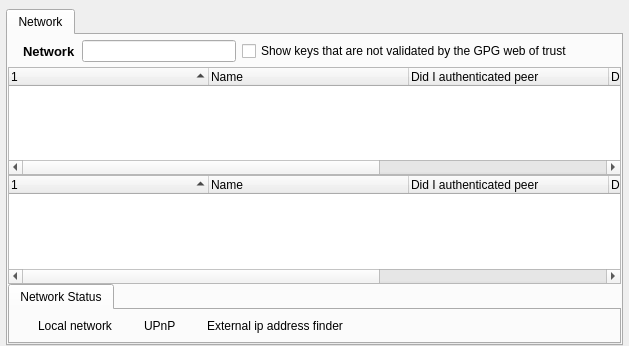
This is retroshare-gui/src/gui/NetworkDialog.ui in RetroShare/RetroShare as Qt 5 draws it before an edit. The edited form follows.
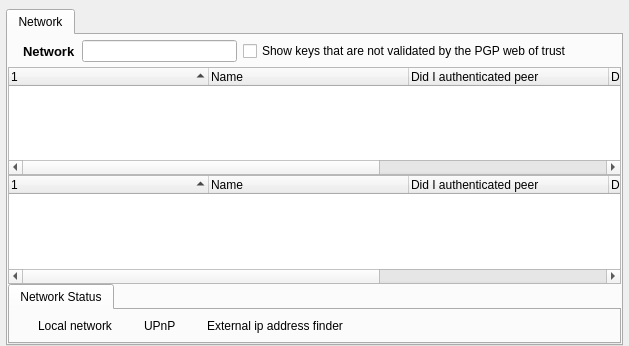
This is the edited form. Icons and pictures are not drawn. Custom widgets are drawn as their Qt base class.

What changed in the file:
```diff
--- a/retroshare-gui/src/gui/NetworkDialog.ui
+++ b/retroshare-gui/src/gui/NetworkDialog.ui
@@ -180,7 +180,7 @@
           <item>
            <widget class="QCheckBox" name="showUnvalidKeys">
             <property name="text">
-             <string>Show keys that are not validated by the GPG web of trust</string>
+             <string>Show keys that are not validated by the PGP web of trust</string>
             </property>
            </widget>
           </item>
```
Left out of the diff: 2 changed lines with no effect on the pictures.
